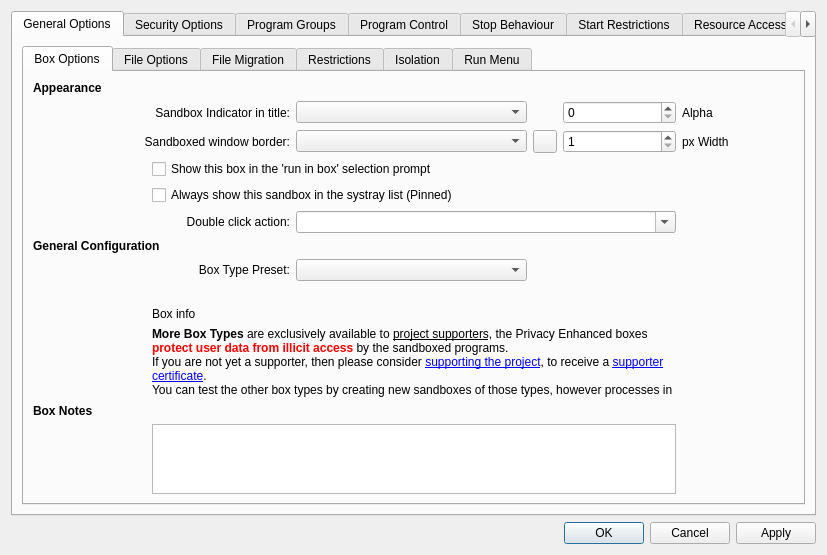
Qt form SandboxiePlus/SandMan/Forms/OptionsWindow.ui (sandboxie-plus/Sandboxie) before a commit.
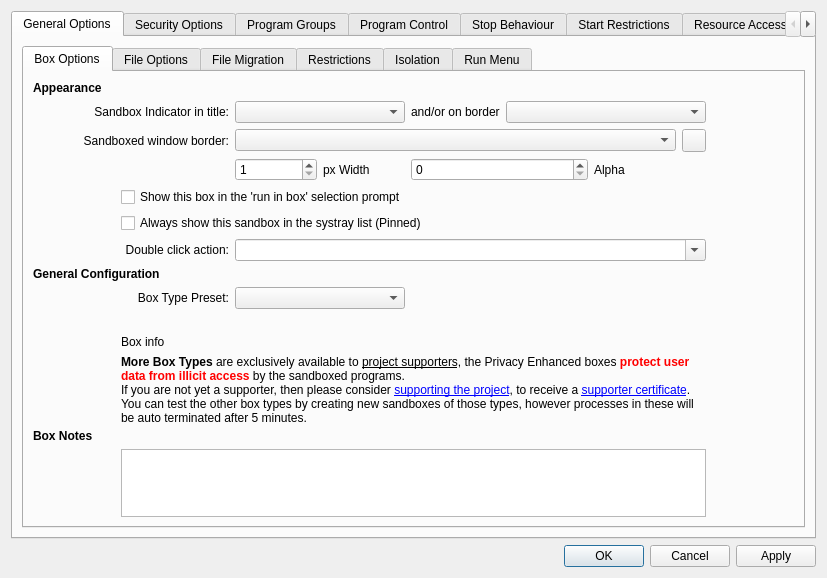
The same form after that commit. The open tabs and pages were chosen to show the change.

The edit to the form file:
```diff
--- a/SandboxiePlus/SandMan/Forms/OptionsWindow.ui
+++ b/SandboxiePlus/SandMan/Forms/OptionsWindow.ui
@@ -6,8 +6,8 @@
    <rect>
     <x>0</x>
     <y>0</y>
-    <width>817</width>
-    <height>555</height>
+    <width>818</width>
+    <height>578</height>
    </rect>
   </property>
   <property name="sizePolicy">
@@ -62,44 +62,39 @@
              <string>Box Options</string>
             </attribute>
             <layout class="QGridLayout" name="gridLayout_27">
-             <item row="1" column="0">
+             <item row="0" column="0">
               <layout class="QGridLayout" name="gridLayout_8">
-               <item row="2" column="3" colspan="2">
-                <widget class="QComboBox" name="cmbBoxBorder"/>
-               </item>
-               <item row="1" column="3" colspan="2">
-                <widget class="QComboBox" name="cmbBoxIndicator"/>
-               </item>
-               <item row="10" column="1" colspan="6">
-                <widget class="QLabel" name="lblSupportCert">
+               <item row="3" column="7">
+                <widget class="QLabel" name="label_75">
                  <property name="text">
-                  <string>&lt;b&gt;More Box Types&lt;/b&gt; are exclusively available to &lt;u&gt;project supporters&lt;/u&gt;, the Privacy Enhanced boxes &lt;b&gt;&lt;font color='red'&gt;protect user data from illicit access&lt;/font&gt;&lt;/b&gt; by the sandboxed programs.&lt;br /&gt;If you are not yet a supporter, then please consider &lt;a href=&quot;https://sandboxie-plus.com/go.php?to=sbie-get-cert&quot;&gt;supporting the project&lt;/a&gt;, to receive a &lt;a href=&quot;https://sandboxie-plus.com/go.php?to=sbie-cert&quot;&gt;supporter certificate&lt;/a&gt;.&lt;br /&gt;You can test the other box types by creating new sandboxes of those types, however processes in these will be auto terminated after 5 minutes.</string>
-                 </property>
-                 <property name="textFormat">
-                  <enum>Qt::RichText</enum>
-                 </property>
-                 <property name="wordWrap">
-                  <bool>true</bool>
-                 </property>
-                 <property name="openExternalLinks">
-                  <bool>true</bool>
-                 </property>
-                </widget>
-               </item>
-               <item row="7" column="0" colspan="3">
-                <widget class="QLabel" name="label_57">
-                 <property name="text">
-                  <string>Box Type Preset:</string>
-                 </property>
-                 <property name="alignment">
-                  <set>Qt::AlignRight|Qt::AlignTrailing|Qt::AlignVCenter</set>
+                  <string>Alpha</string>
                  </property>
                  <property name="buddy">
                   <cstring>cmbBoxType</cstring>
                  </property>
                 </widget>
                </item>
-               <item row="9" column="1" colspan="6">
+               <item row="6" column="3" colspan="6">
+                <widget class="QComboBox" name="cmbDblClick">
+                 <property name="editable">
+                  <bool>true</bool>
+                 </property>
+                </widget>
+               </item>
+               <item row="0" column="0">
+                <widget class="QLabel" name="lblAppearance">
+                 <property name="font">
+                  <font>
+                   <bold>true</bold>
+                   <kerning>true</kerning>
+                  </font>
+                 </property>
+                 <property name="text">
+                  <string>Appearance</string>
+                 </property>
+                </widget>
+               </item>
+               <item row="10" column="1" colspan="8">
                 <widget class="QLabel" name="lblBoxInfo">
                  <property name="text">
                   <string>Box info</string>
@@ -115,21 +110,14 @@
                  </property>
                 </widget>
                </item>
-               <item row="2" column="5">
+               <item row="2" column="8">
                 <widget class="QToolButton" name="btnBorderColor">
                  <property name="text">
                   <string/>
                  </property>
                 </widget>
                </item>
-               <item row="4" column="1" colspan="7">
-                <widget class="QCheckBox" name="chkPinToTray">
-                 <property name="text">
-                  <string>Always show this sandbox in the systray list (Pinned)</string>
-                 </property>
-                </widget>
-               </item>
-               <item row="13" column="2" colspan="5">
+               <item row="14" column="2" colspan="6">
                 <spacer name="horizontalSpacer_2">
                  <property name="orientation">
                   <enum>Qt::Horizontal</enum>
@@ -142,32 +130,18 @@
                  </property>
                 </spacer>
                </item>
-               <item row="8" column="1" colspan="6">
-                <widget class="QLabel" name="label_58">
+               <item row="3" column="4">
+                <widget class="QLabel" name="label_14">
                  <property name="text">
-                  <string/>
+                  <string>px Width</string>
                  </property>
-                </widget>
-               </item>
-               <item row="3" column="1" colspan="7">
-                <widget class="QCheckBox" name="chkShowForRun">
-                 <property name="text">
-                  <string>Show this box in the 'run in box' selection prompt</string>
+                 <property name="alignment">
+                  <set>Qt::AlignmentFlag::AlignLeading|Qt::AlignmentFlag::AlignLeft|Qt::AlignmentFlag::AlignVCenter</set>
                  </property>
-                </widget>
-               </item>
-               <item row="13" column="1">
-                <spacer name="verticalSpacer_17">
-                 <property name="orientation">
-                  <enum>Qt::Vertical</enum>
+                 <property name="buddy">
+                  <cstring>spinBorderWidth</cstring>
                  </property>
-                 <property name="sizeHint" stdset="0">
-                  <size>
-                   <width>20</width>
-                   <height>0</height>
-                  </size>
-                 </property>
-                </spacer>
+                </widget>
                </item>
                <item row="0" column="1">
                 <widget class="QLabel" name="label_30">
@@ -188,7 +162,59 @@
                  </property>
                 </widget>
                </item>
-               <item row="5" column="0" colspan="3">
+               <item row="14" column="1">
+                <spacer name="verticalSpacer_17">
+                 <property name="orientation">
+                  <enum>Qt::Orientation::Vertical</enum>
+                 </property>
+                 <property name="sizeHint" stdset="0">
+                  <size>
+                   <width>20</width>
+                   <height>0</height>
+                  </size>
+                 </property>
+                </spacer>
+               </item>
+               <item row="1" column="0" colspan="3">
+                <widget class="QLabel" name="label_20">
+                 <property name="text">
+                  <string>Sandbox Indicator in title:</string>
+                 </property>
+                 <property name="alignment">
+                  <set>Qt::AlignmentFlag::AlignRight|Qt::AlignmentFlag::AlignTrailing|Qt::AlignmentFlag::AlignVCenter</set>
+                 </property>
+                 <property name="buddy">
+                  <cstring>cmbBoxIndicator</cstring>
+                 </property>
+                </widget>
+               </item>
+               <item row="3" column="3">
+                <widget class="QSpinBox" name="spinBorderWidth">
+                 <property name="minimum">
+                  <number>1</number>
+                 </property>
+                 <property name="maximum">
+                  <number>10</number>
+                 </property>
+                 <property name="value">
+                  <number>1</number>
+                 </property>
+                </widget>
+               </item>
+               <item row="2" column="3" colspan="5">
+                <widget class="QComboBox" name="cmbBoxBorder"/>
+               </item>
+               <item row="1" column="3" colspan="2">
+                <widget class="QComboBox" name="cmbBoxIndicator"/>
+               </item>
+               <item row="3" column="5" colspan="2">
+                <widget class="QSpinBox" name="spinBorderAlpha">
+                 <property name="maximum">
+                  <number>255</number>
+                 </property>
+                </widget>
+               </item>
+               <item row="6" column="0" colspan="3">
                 <widget class="QLabel" name="label_70">
                  <property name="text">
                   <string>Double click action:</string>
@@ -201,6 +227,19 @@
                  </property>
                 </widget>
                </item>
+               <item row="8" column="0" colspan="3">
+                <widget class="QLabel" name="label_57">
+                 <property name="text">
+                  <string>Box Type Preset:</string>
+                 </property>
+                 <property name="alignment">
+                  <set>Qt::AlignmentFlag::AlignRight|Qt::AlignmentFlag::AlignTrailing|Qt::AlignmentFlag::AlignVCenter</set>
+                 </property>
+                 <property name="buddy">
+                  <cstring>cmbBoxType</cstring>
+                 </property>
+                </widget>
+               </item>
                <item row="2" column="0" colspan="3">
                 <widget class="QLabel" name="label_21">
                  <property name="text">
@@ -214,95 +253,7 @@
                  </property>
                 </widget>
                </item>
-               <item row="2" column="6">
-                <widget class="QSpinBox" name="spinBorderWidth">
-                 <property name="minimum">
-                  <number>1</number>
-                 </property>
-                 <property name="maximum">
-                  <number>10</number>
-                 </property>
-                 <property name="value">
-                  <number>1</number>
-                 </property>
-                </widget>
-               </item>
-               <item row="2" column="7">
-                <widget class="QLabel" name="label_14">
-                 <property name="text">
-                  <string>px Width</string>
-                 </property>
-                 <property name="alignment">
-                  <set>Qt::AlignLeading|Qt::AlignLeft|Qt::AlignVCenter</set>
-                 </property>
-                 <property name="buddy">
-                  <cstring>spinBorderWidth</cstring>
-                 </property>
-                </widget>
-               </item>
-               <item row="1" column="0" colspan="3">
-                <widget class="QLabel" name="label_20">
-                 <property name="text">
-                  <string>Sandbox Indicator in title:</string>
-                 </property>
-                 <property name="alignment">
-                  <set>Qt::AlignRight|Qt::AlignTrailing|Qt::AlignVCenter</set>
-                 </property>
-                 <property name="buddy">
-                  <cstring>cmbBoxIndicator</cstring>
-                 </property>
-                </widget>
-               </item>
-               <item row="6" column="0" colspan="2">
-                <widget class="QLabel" name="lblBoxType">
-                 <property name="font">
-                  <font>
-                   <bold>true</bold>
-                   <kerning>true</kerning>
-                  </font>
-                 </property>
-                 <property name="text">
-                  <string>General Configuration</string>
-                 </property>
-                </widget>
-               </item>
-               <item row="5" column="3" colspan="4">
-                <widget class="QComboBox" name="cmbDblClick">
-                 <property name="editable">
-                  <bool>true</bool>
-                 </property>
-                </widget>
-               </item>
-               <item row="0" column="0">
-                <widget class="QLabel" name="lblAppearance">
-                 <property name="font">
-                  <font>
-                   <bold>true</bold>
-                   <kerning>true</kerning>
-                  </font>
-                 </property>
-                 <property name="text">
-                  <string>Appearance</string>
-                 </property>
-                </widget>
-               </item>
-               <item row="7" column="3" colspan="2">
-                <widget class="QComboBox" name="cmbBoxType"/>
-               </item>
-               <item row="11" column="0">
-                <widget class="QLabel" name="lblNotes">
-                 <property name="font">
-                  <font>
-                   <bold>true</bold>
-                   <kerning>true</kerning>
-                  </font>
-                 </property>
-                 <property name="text">
-                  <string>Box Notes</string>
-                 </property>
-                </widget>
-               </item>
-               <item row="12" column="1" colspan="6">
+               <item row="13" column="1" colspan="8">
                 <widget class="QPlainTextEdit" name="txtNotes">
                  <property name="maximumSize">
                   <size>
@@ -312,23 +263,89 @@
                  </property>
                 </widget>
                </item>
-               <item row="1" column="6">
-                <widget class="QSpinBox" name="spinBorderAlpha">
-                 <property name="maximum">
-                  <number>255</number>
+               <item row="4" column="1" colspan="8">
+                <widget class="QCheckBox" name="chkShowForRun">
+                 <property name="text">
+                  <string>Show this box in the 'run in box' selection prompt</string>
                  </property>
                 </widget>
                </item>
-               <item row="1" column="7">
-                <widget class="QLabel" name="label_75">
+               <item row="11" column="1" colspan="8">
+                <widget class="QLabel" name="lblSupportCert">
                  <property name="text">
-                  <string>Alpha</string>
+                  <string>&lt;b&gt;More Box Types&lt;/b&gt; are exclusively available to &lt;u&gt;project supporters&lt;/u&gt;, the Privacy Enhanced boxes &lt;b&gt;&lt;font color='red'&gt;protect user data from illicit access&lt;/font&gt;&lt;/b&gt; by the sandboxed programs.&lt;br /&gt;If you are not yet a supporter, then please consider &lt;a href=&quot;https://sandboxie-plus.com/go.php?to=sbie-get-cert&quot;&gt;supporting the project&lt;/a&gt;, to receive a &lt;a href=&quot;https://sandboxie-plus.com/go.php?to=sbie-cert&quot;&gt;supporter certificate&lt;/a&gt;.&lt;br /&gt;You can test the other box types by creating new sandboxes of those types, however processes in these will be auto terminated after 5 minutes.</string>
                  </property>
-                 <property name="buddy">
-                  <cstring>spinBorderAlpha</cstring>
+                 <property name="textFormat">
+                  <enum>Qt::TextFormat::RichText</enum>
                  </property>
+                 <property name="wordWrap">
+                  <bool>true</bool>
+                 </property>
+                 <property name="openExternalLinks">
+                  <bool>true</bool>
+                 </property>
                 </widget>
                </item>
+               <item row="9" column="1" colspan="8">
+                <widget class="QLabel" name="label_58">
+                 <property name="text">
+                  <string/>
+                 </property>
+                </widget>
+               </item>
+               <item row="5" column="1" colspan="8">
+                <widget class="QCheckBox" name="chkPinToTray">
+                 <property name="text">
+                  <string>Always show this sandbox in the systray list (Pinned)</string>
+                 </property>
+                </widget>
+               </item>
+               <item row="8" column="3" colspan="2">
+                <widget class="QComboBox" name="cmbBoxType"/>
+               </item>
+               <item row="1" column="9">
+                <widget class="QLabel" name="label_77">
+                 <property name="text">
+                  <string/>
+                 </property>
+                </widget>
+               </item>
+               <item row="12" column="0">
+                <widget class="QLabel" name="lblNotes">
+                 <property name="font">
+                  <font>
+                   <bold>true</bold>
+                   <kerning>true</kerning>
+                  </font>
+                 </property>
+                 <property name="text">
+                  <string>Box Notes</string>
+                 </property>
+                </widget>
+               </item>
+               <item row="7" column="0" colspan="3">
+                <widget class="QLabel" name="lblBoxType">
+                 <property name="font">
+                  <font>
+                   <bold>true</bold>
+                   <kerning>true</kerning>
+                  </font>
+                 </property>
+                 <property name="text">
+                  <string>General Configuration</string>
+                 </property>
+                </widget>
+               </item>
+               <item row="1" column="5">
+                <widget class="QLabel" name="label_76">
+                 <property name="text">
+                  <string>and/or on border</string>
+                 </property>
+                </widget>
+               </item>
+               <item row="1" column="6" colspan="3">
+                <widget class="QComboBox" name="cmbBoxBorderText"/>
+               </item>
               </layout>
              </item>
             </layout>
```
Left out of the diff: 14 changed lines with no effect on the pictures.
